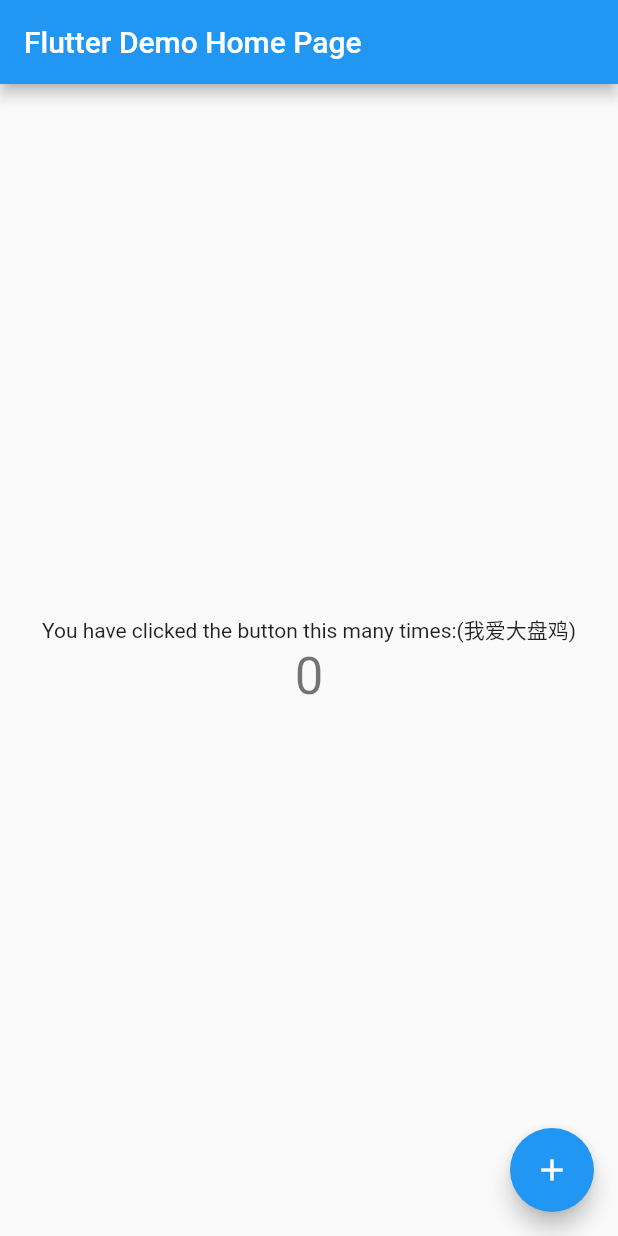
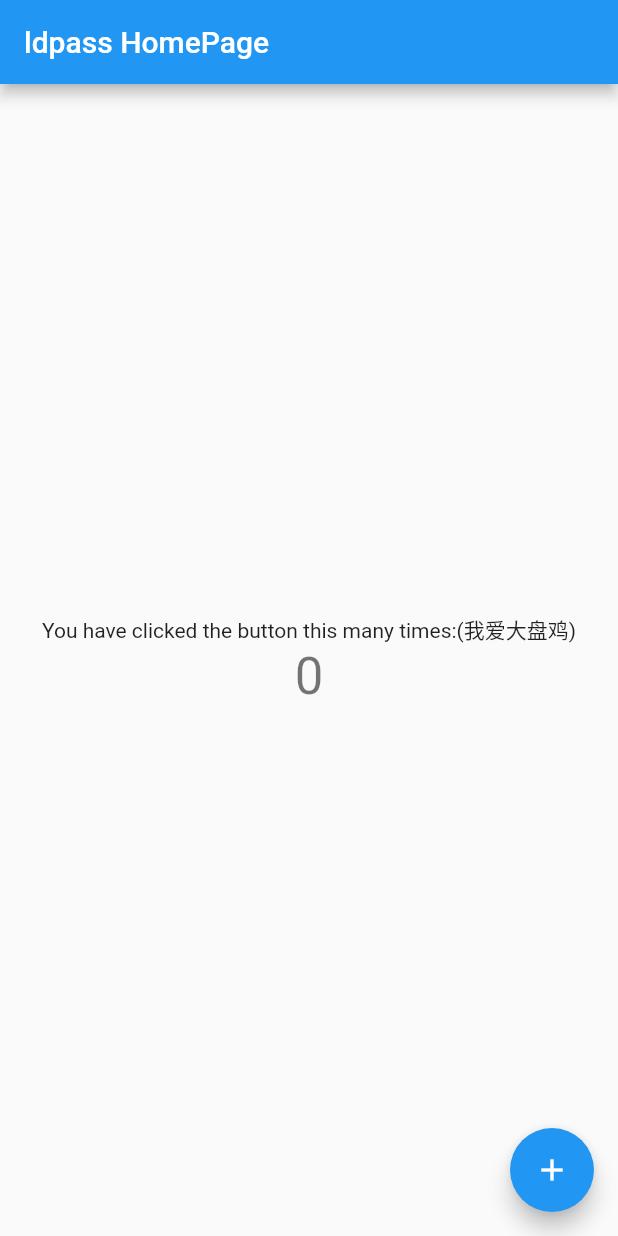
Before and after one commit to fei7yang/ldpass, a Flutter app: the MyHomePage screen opened directly, on a phone screen of 412 x 824 dp. Run offline on Flutter 3.47's test engine with Material 2 defaults, Android fonts, the phone set to English and light mode, and no system bars.

Commit message:
try to add a hello world sign

```diff
--- a/lib/main.dart
+++ b/lib/main.dart
@@ -1,6 +1,23 @@
 import 'package:flutter/material.dart';
 
 void main() => runApp(MyApp());
+
+class MyApp extends StatelessWidget {
+  @override
+  Widget build(BuildContext context) {
+    return MaterialApp(
+      title: 'Welcome to use ldpass',
+      home: Scaffold(
+        appBar: AppBar(
+          title: Text('Welcome to use ldpass'),
+        ),
+        body: Center(
+          child: Text('Hello World'),
+        ),
+      ),
+    );
+  }
+}
 
 class MyApp extends StatelessWidget {
   // This widget is the root of your application.
@@ -10,7 +27,6 @@ class MyApp extends StatelessWidget {
       title: 'Flutter Demo',
       theme: ThemeData(
         // This is the theme of your application.
-        //
         // Try running your application with "flutter run". You'll see the
         // application has a blue toolbar. Then, without quitting the app, try
         // changing the primarySwatch below to Colors.green and then invoke
@@ -18,9 +34,9 @@ class MyApp extends StatelessWidget {
         // or simply save your changes to "hot reload" in a Flutter IDE).
         // Notice that the counter didn't reset back to zero; the application
         // is not restarted.
-        primarySwatch: Colors.blue,
+        primarySwatch: Colors.pink,
       ),
-      home: MyHomePage(title: 'Flutter Demo Home Page'),
+      home: MyHomePage(title: 'ldpass HomePage'),
     );
   }
 }
```
